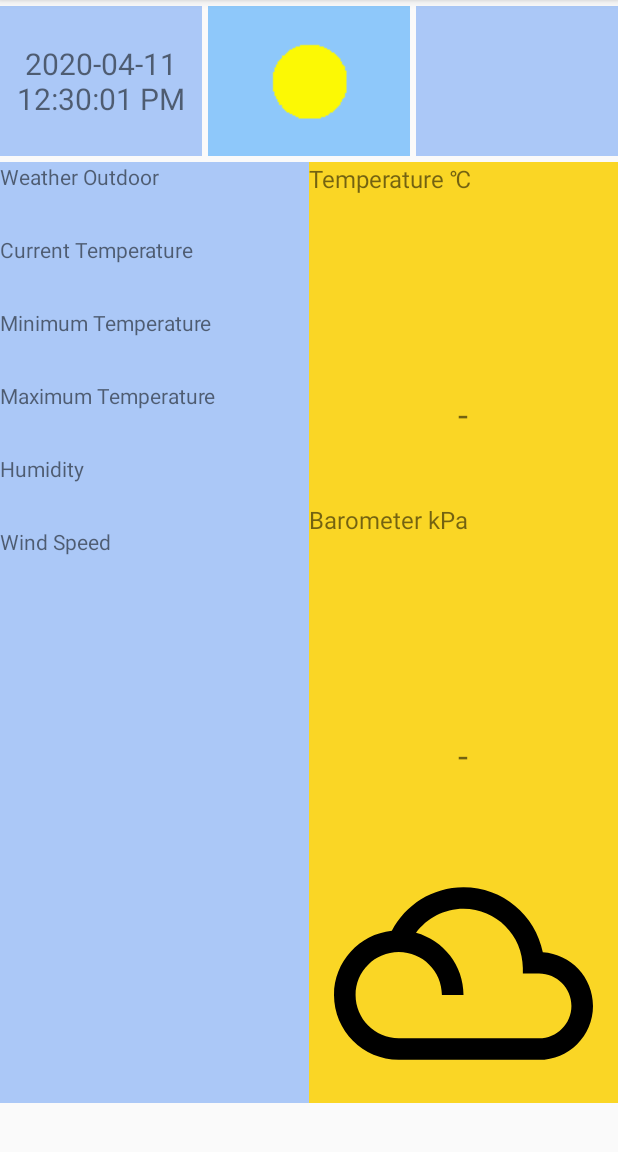
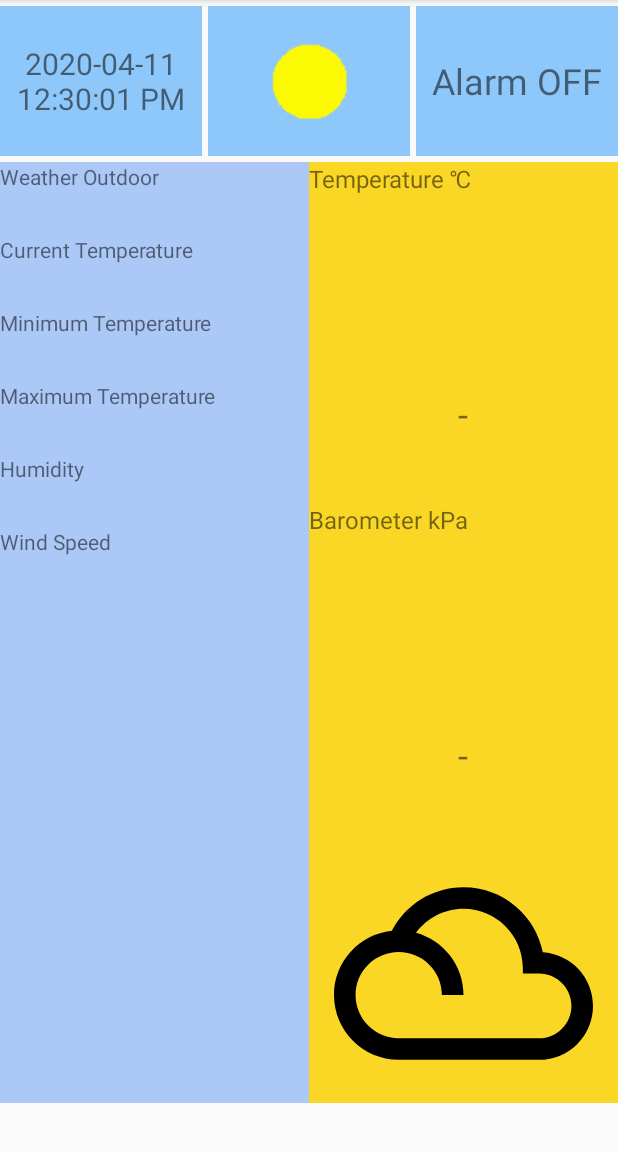
Before and after one commit to hyl2099/SmartRoom-Android, an Android app: the first screen one second after launch (ThingsMainActivity), on a phone screen of 412 x 824 dp, the part 84-1236 px from its top. Run offline under Robolectric (Android 15) with nearby library versions, the phone set to English and light mode, and no system bars; our stand-ins replace Firebase (no records; nobody signed in at launch, a user with empty details on screens opened directly); 15 statements that could not run were skipped.

Commit message:
Add Alarm button realtime state

```diff
--- a/thingsApp/src/main/java/com/upm/smartroom/ThingsMainActivity.java
+++ b/thingsApp/src/main/java/com/upm/smartroom/ThingsMainActivity.java
@@ -34,6 +34,9 @@ import com.google.android.gms.tasks.OnFailureListener;
 import com.google.android.gms.tasks.OnSuccessListener;
 import com.google.android.things.contrib.driver.button.Button;
 import com.google.android.things.contrib.driver.button.ButtonInputDriver;
+import com.google.firebase.database.ChildEventListener;
+import com.google.firebase.database.DataSnapshot;
+import com.google.firebase.database.DatabaseError;
 import com.google.firebase.database.DatabaseReference;
 import com.google.firebase.database.FirebaseDatabase;
 import com.google.firebase.database.ServerValue;
@@ -45,19 +48,21 @@ import java.io.IOException;
 import java.nio.ByteBuffer;
 import java.text.DecimalFormat;
 import java.text.SimpleDateFormat;
-import java.util.Calendar;
-import java.util.Date;
+import java.util.HashMap;
 import java.util.List;
 import java.util.Map;
 import java.util.TimeZone;
 
+import androidx.annotation.Nullable;
 import androidx.appcompat.app.AppCompatActivity;
 import com.google.android.things.contrib.driver.bmx280.Bmx280SensorDriver;
+import com.upm.smartroom.alarm.AlarmState;
 import com.upm.smartroom.board.BoardDefaults;
 import com.upm.smartroom.board.BoardSpec;
 import com.upm.smartroom.doorbell.DoorbellActivity;
 import com.upm.smartroom.doorbell.DoorbellCamera;
 import com.upm.smartroom.weather.Weather;
+import com.upm.smartroom.weather.WeatherRESTAPIService;
 
 import retrofit2.Call;
 import retrofit2.Callback;
@@ -92,7 +97,9 @@ public class ThingsMainActivity extends AppCompatActivity {
 
     // btb Firebase database variables
     private FirebaseDatabase mFirebaseDatabase;
+    private DatabaseReference mAlarmDatabaseReference;
     private FirebaseStorage mStorage;
+    private ChildEventListener mChildEventAlarmListener;
 
 
     private DoorbellCamera mCamera;
@@ -101,11 +108,9 @@ public class ThingsMainActivity extends AppCompatActivity {
     private static final String WEATHER_API_BASE_URL = "https://api.openweathermap.org";
     private WeatherRESTAPIService apiService;
 
-    /**
-     * Driver for the doorbell button;
-     */
+    //Driver for the doorbell button GPIO2_IO05;
     private ButtonInputDriver mButtonInputDriver;
-    //GPIO2_IO07
+    //Alarm button GPIO2_IO07
     private ButtonInputDriver mButtonAlarmInputDriver;
     private int alarmState;
     private static final int ALARMON = 1;
@@ -161,8 +166,8 @@ public class ThingsMainActivity extends AppCompatActivity {
     private HandlerThread mCloudThread;
 
 
-    //定义我的handler
-    //handler
+    //////定义我的handler
+    //my handler
     public Handler mHandler;
     class Mhandler extends Handler {
         private int mBarometerImage = -1;
@@ -221,6 +226,7 @@ public class ThingsMainActivity extends AppCompatActivity {
             }
         }
     }
+    //thread for Show Current Time
     class MyTimerThread implements Runnable {
         public void run() {
             while (!Thread.currentThread().isInterrupted()) {
@@ -236,6 +242,7 @@ public class ThingsMainActivity extends AppCompatActivity {
             }
         }
     }
+    //thread for check if need alarm on, buzzer on.
     class MyBuzzerThread implements Runnable {
         public void run() {
             while (!Thread.currentThread().isInterrupted()) {
@@ -243,7 +250,7 @@ public class ThingsMainActivity extends AppCompatActivity {
                 message.what = 3;
                 mHandler.sendMessage(message);
                 try {
-                    Thread.sleep(5000);
+                    Thread.sleep(1000);
                 } catch (InterruptedException e) {
                     e.printStackTrace();
                 }
@@ -309,8 +316,9 @@ public class ThingsMainActivity extends AppCompatActivity {
         }
     };
 
-
-    //////////////////////oncreate///////////
+    ////////////////////////////////////////////////////////////////////////
+    //////////////////////oncreate///////////////////////////////////////
+    ///////////////////////////////////////////////////////////
     @Override
     public void onCreate(Bundle savedInstanceState) {
         super.onCreate(savedInstanceState);
@@ -349,6 +357,10 @@ public class ThingsMainActivity extends AppCompatActivity {
         // btb Get instance of Firebase database
         mFirebaseDatabase = FirebaseDatabase.getInstance();
         mStorage = FirebaseStorage.getInstance();
+        //reference of alarm state
+        mAlarmDatabaseReference = mFirebaseDatabase.getReference().child("alarmState");
+        AlarmState nowAlarmState = new AlarmState("0");
+        mAlarmDatabaseReference.setValue(nowAlarmState);
 
         // Creates new handlers and associated threads for camera and networking operations.
         //线程1，camera
@@ -368,6 +380,7 @@ public class ThingsMainActivity extends AppCompatActivity {
 //        somethingIsMoving = NOTHING_MOVING;
         somethingIsMoving = SOMETHING_MOVING;
         alarmState = ALARMOFF;
+        otherTxt.setText("Alarm OFF");
         new Thread(new MyBuzzerThread()).start();
 
         // Initialize the doorbell button driver
@@ -377,13 +390,46 @@ public class ThingsMainActivity extends AppCompatActivity {
         Retrofit retrofit = new Retrofit.Builder()
                 .baseUrl(WEATHER_API_BASE_URL).addConverterFactory(GsonConverterFactory.create())
                 .build();
-
         //API
         apiService = retrofit.create(WeatherRESTAPIService.class);
 
         // Initialize Camera
         mCamera = DoorbellCamera.getInstance();
         mCamera.initializeCamera(this, mCameraHandler, mOnImageAvailableListener);
+
+        // btb Listener will be called when changes were performed in DB
+        //监听实时数据库中alarm开关变化
+        mChildEventAlarmListener = new ChildEventListener() {
+            @Override
+            public void onChildAdded(@NonNull DataSnapshot dataSnapshot, @Nullable String s) {
+                // Deserialize data from DB into our AlarmState object
+//                AlarmState rtAlarmState = dataSnapshot.getValue(AlarmState.class);
+//                if(rtAlarmState.getAlarmState().equals("1")){
+//                    alarmState = ALARMON;
+//                }else if(rtAlarmState.getAlarmState().equals("0")){
+//                    alarmState = ALARMOFF;
+//                }
+
+            }
+            @Override
+            public void onChildChanged(@NonNull DataSnapshot dataSnapshot, @Nullable String s) {
+                //if alarm state in real time database changed, change alarmState in iMX7.
+//                AlarmState rtAlarmState = dataSnapshot.getValue(AlarmState.class);
+                //alarmState = rtAlarmState.getAlarmState();
+            }
+
+            @Override
+            public void onChildRemoved(@NonNull DataSnapshot dataSnapshot) {}
+
+            @Override
+            public void onChildMoved(@NonNull DataSnapshot dataSnapshot, @Nullable String s) {}
+
+            @Override
+            public void onCancelled(@NonNull DatabaseError databaseError) {}
+        };
+        mAlarmDatabaseReference.addChildEventListener(mChildEventAlarmListener);
+
+
 
     }
     ///////////////end of onCreate()///////////////////
@@ -468,7 +514,7 @@ public class ThingsMainActivity extends AppCompatActivity {
     @Override
     public boolean onKeyDown(int keyCode, KeyEvent event) {
         if (keyCode == KeyEvent.KEYCODE_ENTER) {
-            Log.d(TAG, "button pressed now");
+            //Log.d(TAG, "button pressed now");
             try {
                 led.setDirection(Gpio.DIRECTION_OUT_INITIALLY_HIGH);
                 buzzerSpeaker.setDirection(Gpio.DIRECTION_OUT_INITIALLY_HIGH);
@@ -476,7 +522,7 @@ public class ThingsMainActivity extends AppCompatActivity {
                 e.printStackTrace();
             }
         }else if (keyCode == KeyEvent.KEYCODE_0) {
-            Log.d(TAG, "Alarm pressed now!!!");
+            //Log.d(TAG, "Alarm pressed now!!!");
             try {
                 led.setDirection(Gpio.DIRECTION_OUT_INITIALLY_HIGH);
                 buzzerSpeaker.setDirection(Gpio.DIRECTION_OUT_INITIALLY_HIGH);
@@ -512,8 +558,21 @@ public class ThingsMainActivity extends AppCompatActivity {
             }
             if(alarmState == ALARMOFF){
                 alarmState = ALARMON;
+                final DatabaseReference alarmStateData = mFirebaseDatabase.getReference("alarm").push();
+                //change real time database alarm state
+                Map<String, Object> childUpdates = new HashMap<>();
+                childUpdates.put(mFirebaseDatabase.getReference().child("alarmState").getKey(), "1");
+                mAlarmDatabaseReference.updateChildren(childUpdates);
+                otherTxt.setText("Alarm ON");
+                Log.d(TAG, "Alarm is off!!!");
             }else {
                 alarmState = ALARMOFF;
+                //change in real time database alarm state
+                Map<String, Object> childUpdates = new HashMap<>();
+                childUpdates.put(mFirebaseDatabase.getReference().child("alarmState").getKey(), "0");
+                mAlarmDatabaseReference.updateChildren(childUpdates);
+                otherTxt.setText("Alarm OFF");
+                Log.d(TAG, "Alarm is on!!!");
             }
             return true;
         }
@@ -767,6 +826,7 @@ public class ThingsMainActivity extends AppCompatActivity {
     private void startBuzzerAlarm() throws IOException {
         stopBuzzer();
         if(alarmState == ALARMON){
+            otherTxt.setText("Alarm ON");
             if(somethingIsMoving == SOMETHING_MOVING){
                 Log.d(TAG, "Alarm State ON!!!");
                 try {
@@ -775,6 +835,8 @@ public class ThingsMainActivity extends AppCompatActivity {
                     e.printStackTrace();
                 }
             }
+        }else {
+            otherTxt.setText("Alarm OFF");
         }
     }
     private void startBuzzer() throws IOException {
--- /dev/null
+++ b/thingsApp/src/main/java/com/upm/smartroom/alarm/AlarmState.java
@@ -0,0 +1,19 @@
+package com.upm.smartroom.alarm;
+
+import java.util.Map;
+
+public class AlarmState {
+    String alarmState;
+
+    public AlarmState(String alarmState) {
+        this.alarmState = alarmState;
+    }
+
+    public String getAlarmState() {
+        return alarmState;
+    }
+
+    public void setAlarmState(String alarmState) {
+        this.alarmState = alarmState;
+    }
+}
--- a/thingsApp/src/main/java/com/upm/smartroom/WeatherRESTAPIService.java
+++ b/thingsApp/src/main/java/com/upm/smartroom/weather/WeatherRESTAPIService.java
@@ -1,4 +1,4 @@
-package com.upm.smartroom;
+package com.upm.smartroom.weather;
 
 import com.upm.smartroom.weather.Weather;
 import retrofit2.Call;
--- a/thingsApp/src/main/res/layout/things_main_activity.xml
+++ b/thingsApp/src/main/res/layout/things_main_activity.xml
@@ -17,7 +17,7 @@
                     android:layout_width="0dp"
                     android:layout_weight="0.3"
                     android:layout_height="match_parent"
-                    android:background="@color/colorOutside"
+                    android:background="@color/colorSky"
                     android:layout_gravity = "center_vertical"
                     android:textSize="20sp"
                     android:gravity="center_vertical|center" />
@@ -35,8 +35,9 @@
                     android:layout_width="0dp"
                     android:layout_weight="0.3"
                     android:layout_height="match_parent"
-                    android:background="@color/colorOutside"
-                    android:textSize="16sp"
+                    android:background="@color/colorSky"
+                    android:textSize="24sp"
+                    android:gravity="center_vertical|center"
                     tools:ignore="Suspicious0dp" />
         </LinearLayout>
 
@@ -45,6 +46,7 @@
             android:layout_height="627dp"
             android:layout_below="@+id/weatherTop"
             android:layout_marginTop="4dp"
+            android:background="@color/colorSky"
             android:orientation="horizontal">
 
                 <LinearLayout
@@ -150,7 +152,7 @@
                         <TextView
                             android:id="@+id/wind"
                             android:layout_width="match_parent"
-                            android:layout_height="wrap_content"
+                            android:layout_height="match_parent"
                             android:background="@color/colorOutside"
                             android:textSize="20sp"
                             android:textAlignment="center"
```
